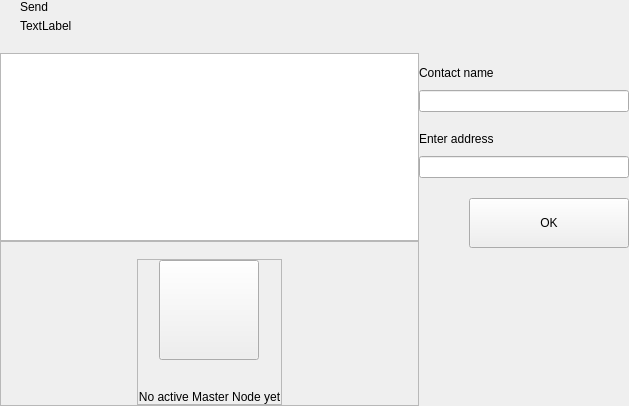
Old version of the form src/qt/dogecash/forms/addresseswidget.ui in the repository dogecash/dogecash-old.
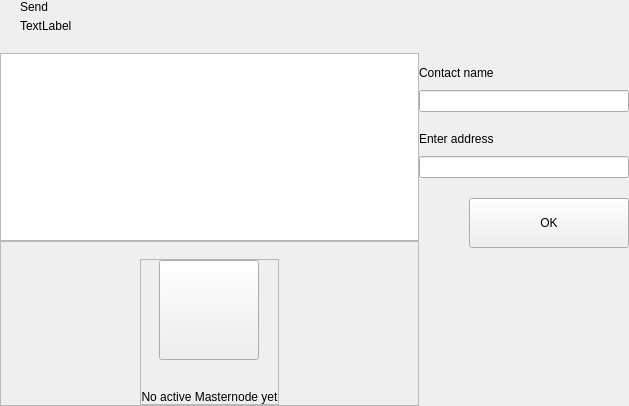
New version of the form. Custom widgets are drawn as their Qt base class.

Commit message: Master Node to Masternode

```diff
--- a/src/qt/dogecash/forms/addresseswidget.ui
+++ b/src/qt/dogecash/forms/addresseswidget.ui
@@ -226,7 +226,7 @@
                  <string notr="true"/>
                 </property>
                 <property name="text">
-                 <string>No active Master Node yet</string>
+                 <string>No active Masternode yet</string>
                 </property>
                 <property name="alignment">
                  <set>Qt::AlignCenter</set>
```
The commit also changes 7 other files.
